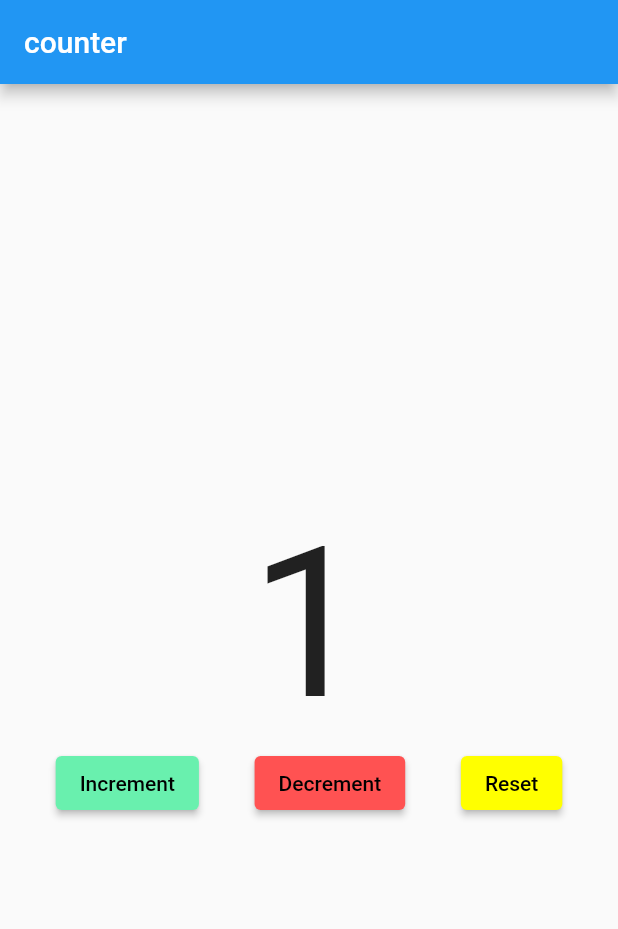
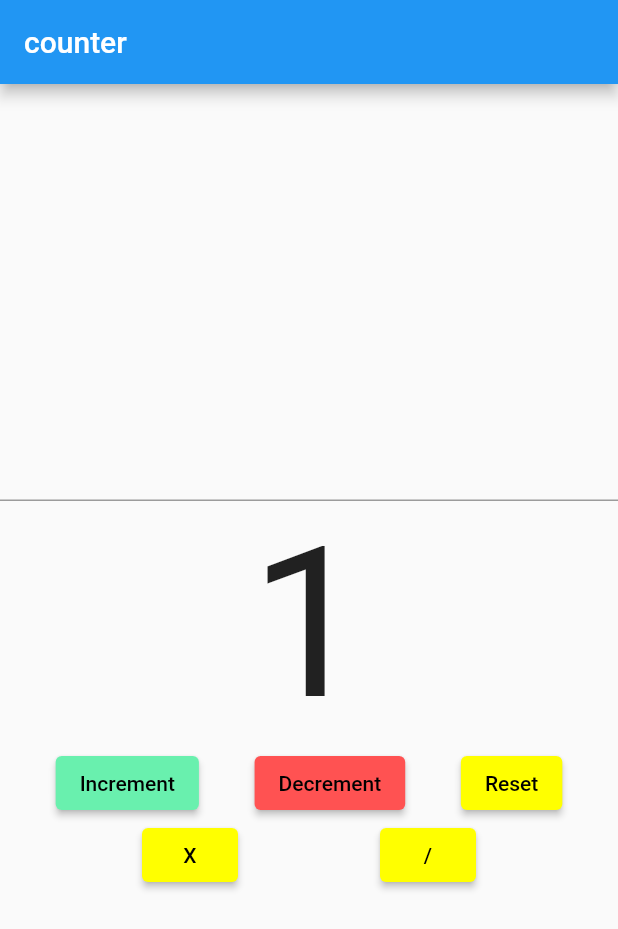
Before and after one commit to TanWengOnn/flutter-state-management, a Flutter app: the screen it shows after launch, after a tap on "Increment", on a phone screen of 412 x 824 dp. Shown: the top 929 px of the screen. Run offline on Flutter 3.47's test engine with Material 2 defaults, Android fonts, the phone set to English and light mode, and no system bars; our stand-ins replace flutter_bloc.

```diff
--- a/lib/main.dart
+++ b/lib/main.dart
@@ -1,6 +1,8 @@
 import 'package:flutter/material.dart';
+import 'package:state_management/calculator.dart';
 import 'package:state_management/counter_cubit.dart';
 import 'package:flutter_bloc/flutter_bloc.dart';
+import 'package:flutter/services.dart';
 
 void main() {
   runApp(MaterialApp(
@@ -8,10 +10,21 @@ void main() {
     theme: ThemeData(
       primarySwatch: Colors.blue,
     ),
-    home: BlocProvider(
-      create: (context) => CounterCubit(),
-      child: const HomePage(),
-    ),
+    // home: BlocProvider(
+    //   create: (context) => CounterCubit(),
+    //   child: const HomePage(),
+    // ),
+    initialRoute: "/",
+    onGenerateRoute: (settings) {
+      switch(settings.name){
+        case '/':
+          return MaterialPageRoute(
+              builder: (context) => BlocProvider(
+                  create: (context) => CounterCubit(),
+                  child: const HomePage())
+          );
+      }
+    },
   )
   );
 }
@@ -20,12 +33,12 @@ class HomePage extends StatefulWidget {
   const HomePage({Key? key}) : super(key: key);
 
   @override
-  State<HomePage> createState() => _HomePageState();
+  State<HomePage> createState() => HomePageState();
 }
 
-class _HomePageState extends State<HomePage> {
-  // int counter = 2000;
+class HomePageState extends State<HomePage> {
   late CounterCubit cubit;
+  TextEditingController numController = TextEditingController();
 
   @override
   void didChangeDependencies() {
@@ -34,8 +47,11 @@ class _HomePageState extends State<HomePage> {
     super.didChangeDependencies();
   }
 
+
+
   @override
   Widget build(BuildContext context) {
+
     return Scaffold(
       appBar: AppBar(
         title: Text("counter"),
@@ -43,7 +59,7 @@ class _HomePageState extends State<HomePage> {
       body:  Column(
         mainAxisAlignment: MainAxisAlignment.center,
         children: [
-          BlocConsumer(
+          BlocConsumer<CounterCubit, int>(
             bloc: cubit,
             listener: (context, state) {
                 final snackBar = SnackBar(content: Text("State is reached"));
@@ -56,6 +72,11 @@ class _HomePageState extends State<HomePage> {
                     child: Column(
                       mainAxisAlignment: MainAxisAlignment.center,
                       children: [
+                        TextField(
+                          keyboardType: TextInputType.number,
+                          inputFormatters: [FilteringTextInputFormatter.digitsOnly],
+                          controller: numController,
+                        ),
                         Text("$state", textScaleFactor: 10,),
                         Row(
                           mainAxisAlignment: MainAxisAlignment.spaceEvenly,
@@ -89,6 +110,47 @@ class _HomePageState extends State<HomePage> {
                                 onPrimary: Colors.black,
                               ),
                               child: Text("Reset"),
+                            ),
+                          ],
+                        ),
+                        Row(
+                          mainAxisAlignment: MainAxisAlignment.spaceEvenly,
+                          children: [
+                            ElevatedButton(
+                              onPressed: () {
+                                Navigator.push(context,
+                                    MaterialPageRoute(
+                                        builder: (context) => Calculator(
+                                          strValue: numController.text,
+                                          counter: state,
+                                          calculate: "multiply",
+                                        )
+                                    )
+                                );
+                              },
+                              style: ElevatedButton.styleFrom(
+                                primary: Colors.yellowAccent,
+                                onPrimary: Colors.black,
+                              ),
+                              child: Text("X"),
+                            ),
+                            ElevatedButton(
+                              onPressed: () {
+                                Navigator.push(context,
+                                    MaterialPageRoute(
+                                        builder: (context) => Calculator(
+                                          strValue: numController.text,
+                                          counter: state,
+                                          calculate: "divide",
+                                        )
+                                    )
+                                );
+                              },
+                              style: ElevatedButton.styleFrom(
+                                primary: Colors.yellowAccent,
+                                onPrimary: Colors.black,
+                              ),
+                              child: Text("/"),
                             ),
                           ],
                         ),
```
Also changed, not shown: lib/calculator.dart (added, +47 -0 lines).
